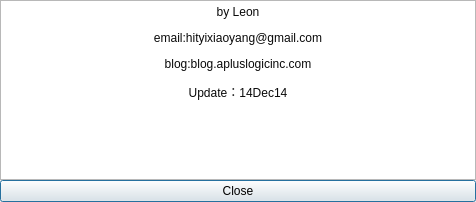
This is QtApp/QStock/QStock/Dialog/AboutDialog.ui in yixiaoyang/QStock as Qt 5 draws it before an edit. The edited form follows.
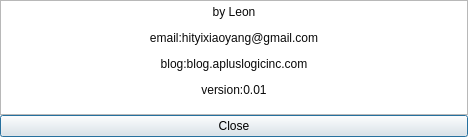
This is the edited form.

Diff of the .ui file:
```diff
--- a/QtApp/QStock/QStock/Dialog/AboutDialog.ui
+++ b/QtApp/QStock/QStock/Dialog/AboutDialog.ui
@@ -6,8 +6,8 @@
    <rect>
     <x>0</x>
     <y>0</y>
-    <width>476</width>
-    <height>202</height>
+    <width>468</width>
+    <height>137</height>
    </rect>
   </property>
   <property name="windowTitle">
@@ -42,7 +42,7 @@
 &lt;p align=&quot;center&quot; style=&quot; margin-top:0px; margin-bottom:0px; margin-left:0px; margin-right:0px; -qt-block-indent:0; text-indent:0px;&quot;&gt;&lt;span style=&quot; color:#090909;&quot;&gt;by Leon&lt;/span&gt;&lt;/p&gt;
 &lt;p align=&quot;center&quot; style=&quot; margin-top:12px; margin-bottom:12px; margin-left:0px; margin-right:0px; -qt-block-indent:0; text-indent:0px;&quot;&gt;&lt;span style=&quot; color:#090909;&quot;&gt;email:hityixiaoyang@gmail.com&lt;/span&gt;&lt;/p&gt;
 &lt;p align=&quot;center&quot; style=&quot; margin-top:12px; margin-bottom:12px; margin-left:0px; margin-right:0px; -qt-block-indent:0; text-indent:0px;&quot;&gt;&lt;span style=&quot; color:#090909;&quot;&gt;blog:blog.apluslogicinc.com&lt;/span&gt;&lt;/p&gt;
-&lt;p align=&quot;center&quot; style=&quot; margin-top:12px; margin-bottom:12px; margin-left:0px; margin-right:0px; -qt-block-indent:0; text-indent:0px;&quot;&gt;&lt;span style=&quot; color:#090909;&quot;&gt;Update：14Dec14&lt;/span&gt;&lt;/p&gt;&lt;/body&gt;&lt;/html&gt;</string>
+&lt;p align=&quot;center&quot; style=&quot; margin-top:12px; margin-bottom:12px; margin-left:0px; margin-right:0px; -qt-block-indent:0; text-indent:0px;&quot;&gt;&lt;span style=&quot; color:#090909;&quot;&gt;version:0.01&lt;/span&gt;&lt;/p&gt;&lt;/body&gt;&lt;/html&gt;</string>
      </property>
     </widget>
    </item>
```
